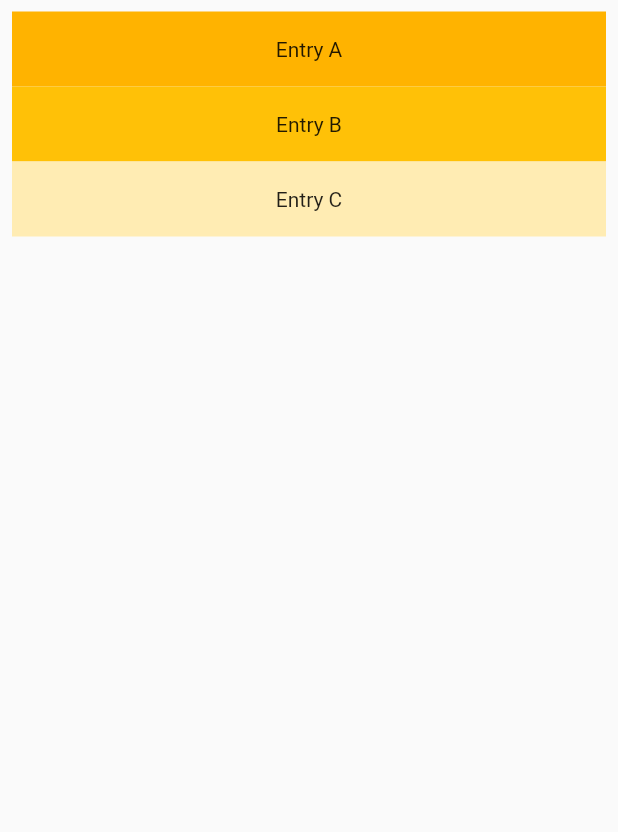
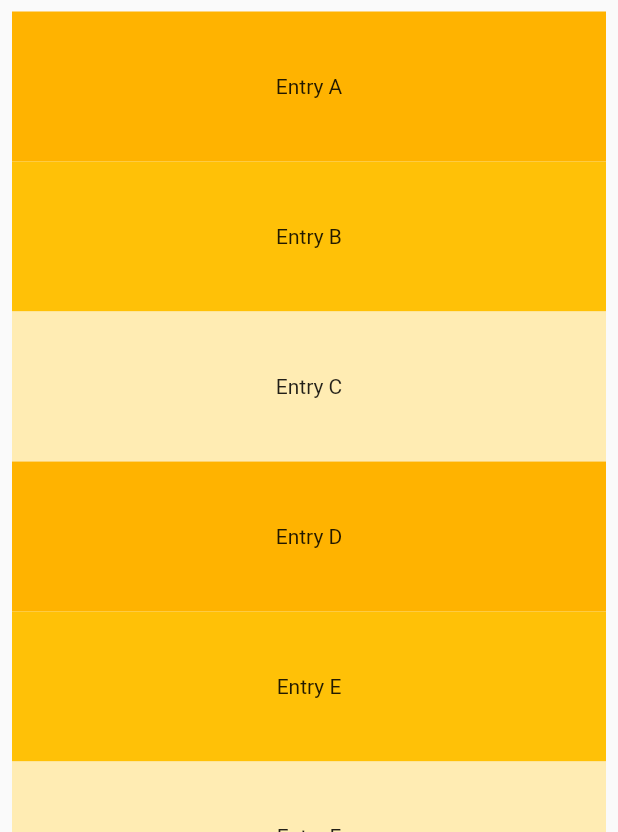
Before and after one commit to crevulus/flutter-test-quiz, a Flutter app: the screen it shows after launch, on a phone screen of 412 x 824 dp, the part 404-1236 px from its top. Run offline on Flutter 3.47's test engine with Material 2 defaults, Android fonts, the phone set to English and light mode, and no system bars.

Commit message:
can't figure out scrollable listview

```diff
--- a/lib/listicle.dart
+++ b/lib/listicle.dart
@@ -1,29 +1,32 @@
 import 'package:flutter/material.dart';
 
-class Listicle extends StatelessWidget {
+class Listicle extends StatefulWidget {
+  @override
+  ListicleState createState() => ListicleState();
+}
+
+class ListicleState extends State<Listicle> {
+  final List<String> entries = <String>['A', 'B', 'C', 'D', 'E', 'F'];
+  final List<int> colorCodes = <int>[600, 500, 100, 600, 500, 100];
+
+  ScrollController _controller = new ScrollController();
+
   @override
   Widget build(BuildContext context) {
     return Container(
-      child: ListView(
+      child: ListView.builder(
+//      physics: const AlwaysScrollableScrollPhysics(),
+//      controller: _controller,
         shrinkWrap: true,
         padding: const EdgeInsets.all(8),
-        children: <Widget>[
-          Container(
-            height: 50,
-            color: Colors.amber[600],
-            child: const Center(child: Text('Entry A')),
-          ),
-          Container(
-            height: 50,
-            color: Colors.amber[500],
-            child: const Center(child: Text('Entry B')),
-          ),
-          Container(
-            height: 50,
-            color: Colors.amber[100],
-            child: const Center(child: Text('Entry C')),
-          ),
-        ],
+        itemCount: entries.length,
+        itemBuilder: (BuildContext context, int index) {
+          return Container(
+            height: 100,
+            color: Colors.amber[colorCodes[index]],
+            child: Center(child: Text('Entry ${entries[index]}')),
+          );
+        }
       )
     );
   }
```
